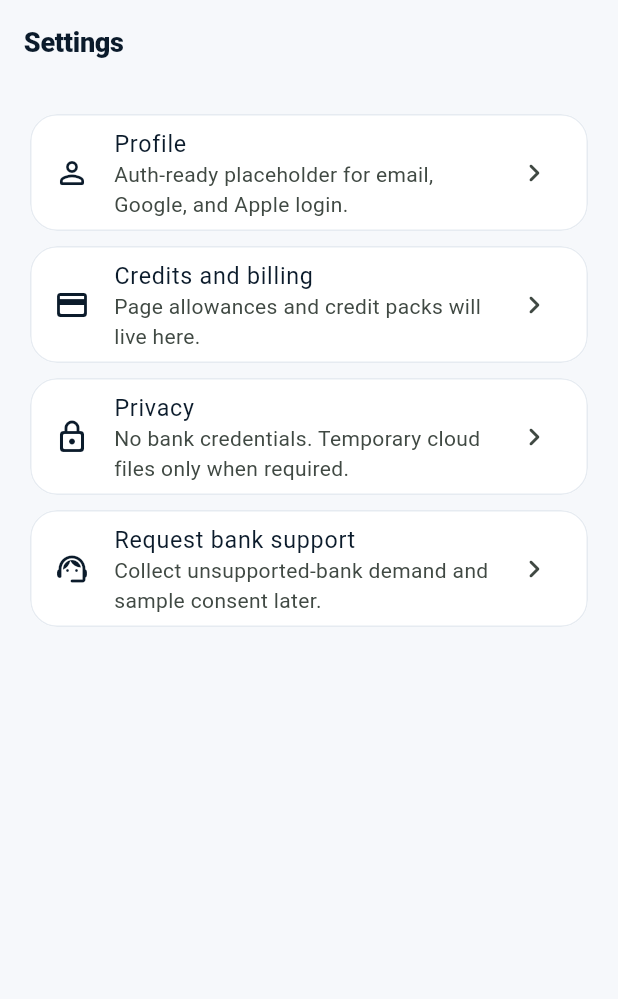
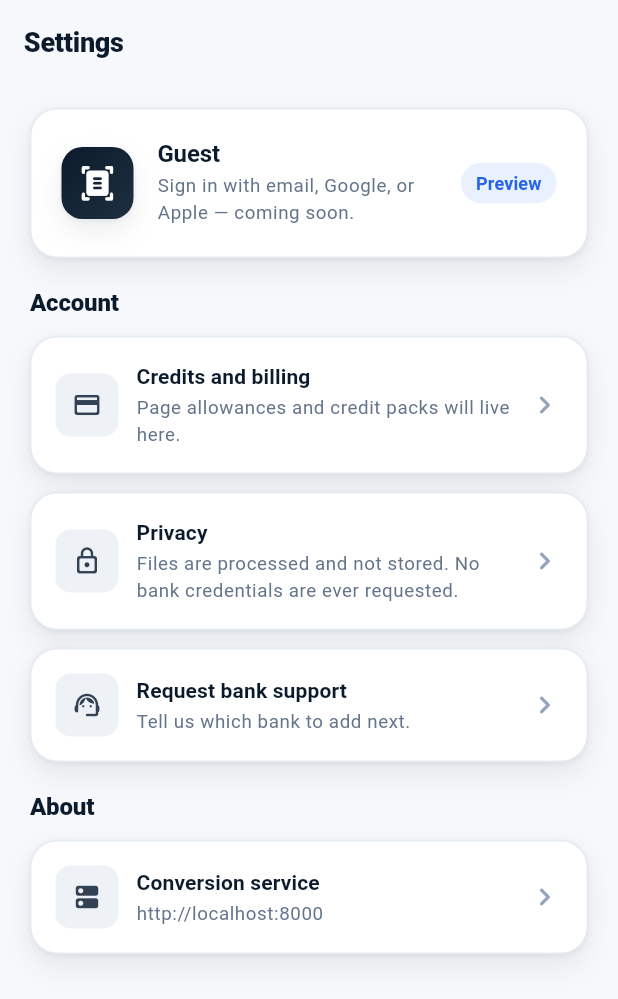
Before and after one commit to faheemnaveed07/reconsnap-statement-converter, a Flutter app: the SettingsScreen screen opened by its route, on a phone screen of 412 x 824 dp. Shown: the top 999 px of the screen. Run offline on Flutter 3.47's test engine with Material 3 defaults, Android fonts, the phone set to English and light mode, and no system bars; our stand-ins replace csv, file_picker, flutter_riverpod, go_router.

Commit message:
feat(ui): redesign History and Settings screens for consistency
- History: polished empty state, soft-card rows with date + validated/review
  status pills, tap-through to the report
- Settings: brand profile card, grouped Account/About sections, icon-tile rows;
  surfaces the active conversion-service URL from AppConfig
- completes the design-system rollout across every screen

Co-Authored-By: Claude Opus 4.8 (1M context) <noreply@anthropic.com>

```diff
--- a/apps/mobile/lib/features/settings/presentation/settings_screen.dart
+++ b/apps/mobile/lib/features/settings/presentation/settings_screen.dart
@@ -1,6 +1,9 @@
 import 'package:flutter/material.dart';
 
+import '../../../app/config/app_config.dart';
+import '../../../app/theme/app_tokens.dart';
 import '../../../app/theme/reconsnap_theme.dart';
+import '../../../app/widgets/app_components.dart';
 
 class SettingsScreen extends StatelessWidget {
   const SettingsScreen({super.key});
@@ -13,36 +16,70 @@ class SettingsScreen extends StatelessWidget {
       appBar: AppBar(title: const Text('Settings')),
       body: SafeArea(
         child: ListView(
-          padding: const EdgeInsets.all(20),
-          children: const [
-            _SettingsTile(
-              icon: Icons.person_outline_rounded,
-              title: 'Profile',
-              subtitle:
-                  'Auth-ready placeholder for email, Google, and Apple login.',
-            ),
-            SizedBox(height: 10),
-            _SettingsTile(
+          padding: AppSpacing.page,
+          children: [
+            const _ProfileCard(),
+            const SizedBox(height: AppSpacing.xl),
+            SectionHeader(title: 'Account'),
+            const SizedBox(height: AppSpacing.md),
+            const _SettingsTile(
               icon: Icons.credit_card_rounded,
               title: 'Credits and billing',
               subtitle: 'Page allowances and credit packs will live here.',
             ),
-            SizedBox(height: 10),
-            _SettingsTile(
+            const SizedBox(height: AppSpacing.md),
+            const _SettingsTile(
               icon: Icons.lock_outline_rounded,
               title: 'Privacy',
               subtitle:
-                  'No bank credentials. Temporary cloud files only when required.',
+                  'Files are processed and not stored. No bank credentials are ever requested.',
             ),
-            SizedBox(height: 10),
-            _SettingsTile(
+            const SizedBox(height: AppSpacing.md),
+            const _SettingsTile(
               icon: Icons.support_agent_rounded,
               title: 'Request bank support',
-              subtitle:
-                  'Collect unsupported-bank demand and sample consent later.',
+              subtitle: 'Tell us which bank to add next.',
+            ),
+            const SizedBox(height: AppSpacing.xl),
+            SectionHeader(title: 'About'),
+            const SizedBox(height: AppSpacing.md),
+            const _SettingsTile(
+              icon: Icons.dns_rounded,
+              title: 'Conversion service',
+              subtitle: AppConfig.apiBaseUrl,
             ),
           ],
         ),
+      ),
+    );
+  }
+}
+
+class _ProfileCard extends StatelessWidget {
+  const _ProfileCard();
+
+  @override
+  Widget build(BuildContext context) {
+    return SoftCard(
+      child: Row(
+        children: [
+          const BrandMark(size: 48),
+          const SizedBox(width: AppSpacing.lg),
+          Expanded(
+            child: Column(
+              crossAxisAlignment: CrossAxisAlignment.start,
+              children: [
+                Text('Guest', style: Theme.of(context).textTheme.titleMedium),
+                const SizedBox(height: 2),
+                Text(
+                  'Sign in with email, Google, or Apple — coming soon.',
+                  style: Theme.of(context).textTheme.bodySmall,
+                ),
+              ],
+            ),
+          ),
+          const StatusPill(label: 'Preview', tone: PillTone.info),
+        ],
       ),
     );
   }
@@ -61,12 +98,36 @@ class _SettingsTile extends StatelessWidget {
 
   @override
   Widget build(BuildContext context) {
-    return Card(
-      child: ListTile(
-        leading: Icon(icon, color: ReconSnapColors.ink),
-        title: Text(title),
-        subtitle: Text(subtitle),
-        trailing: const Icon(Icons.chevron_right_rounded),
+    return SoftCard(
+      padding: const EdgeInsets.all(AppSpacing.lg),
+      child: Row(
+        children: [
+          Container(
+            width: 42,
+            height: 42,
+            decoration: BoxDecoration(
+              color: ReconSnapColors.subtle,
+              borderRadius: AppRadius.all(AppRadius.sm),
+            ),
+            child: Icon(icon, color: ReconSnapColors.ink700, size: 20),
+          ),
+          const SizedBox(width: AppSpacing.md),
+          Expanded(
+            child: Column(
+              crossAxisAlignment: CrossAxisAlignment.start,
+              children: [
+                Text(title, style: Theme.of(context).textTheme.titleSmall),
+                const SizedBox(height: 2),
+                Text(
+                  subtitle,
+                  style: Theme.of(context).textTheme.bodySmall,
+                ),
+              ],
+            ),
+          ),
+          const SizedBox(width: AppSpacing.sm),
+          const Icon(Icons.chevron_right_rounded, color: ReconSnapColors.ink400),
+        ],
       ),
     );
   }
```
Also changed, not shown: apps/mobile/lib/features/history/presentation/history_screen.dart (+107 -31 lines).
